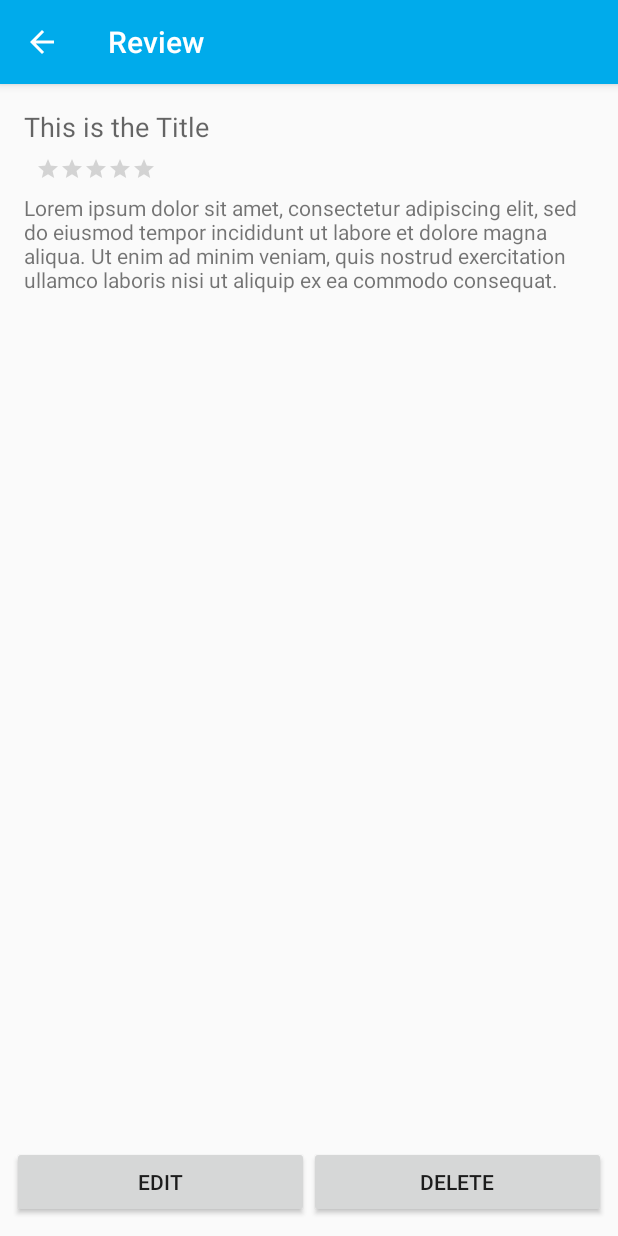
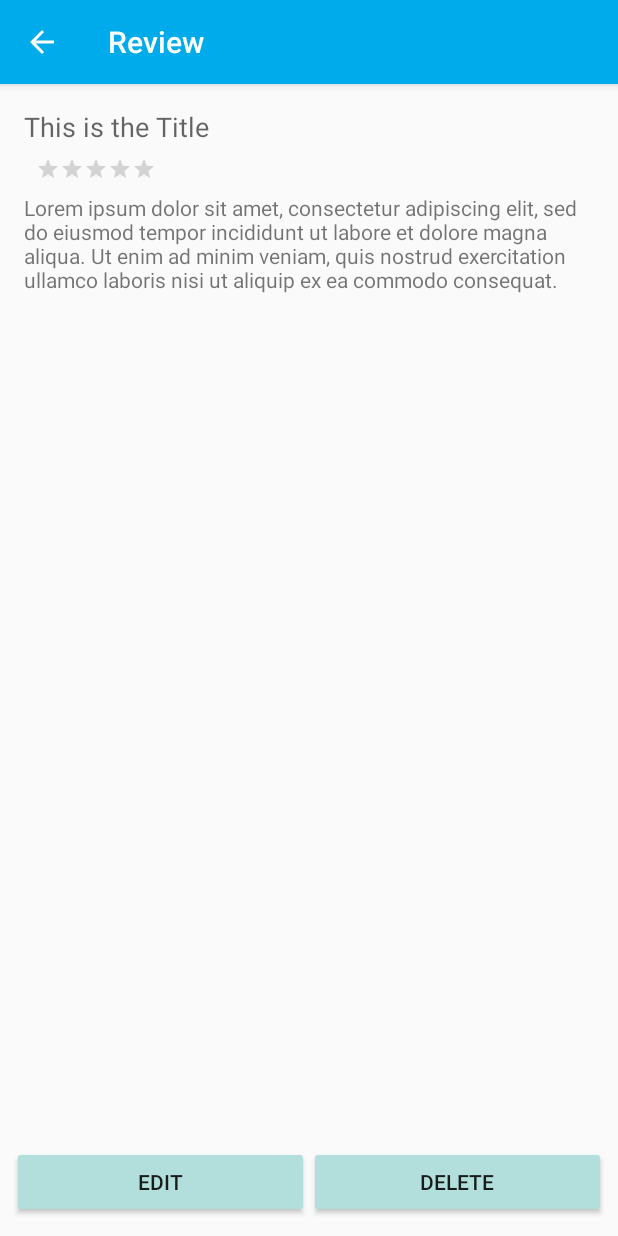
Before and after one commit to DamsithKarunaratna/android_game_reviewer, an Android app: the ViewReviewActivity screen opened directly, with no data from a screen before it, on a phone screen of 412 x 824 dp. Run offline under Robolectric (Android 15) with nearby library versions, the phone set to English and light mode, and no system bars; our stand-ins replace Firebase (no records; nobody signed in at launch, a user with empty details on screens opened directly), Room's generated code.

Commit message:
UI changes

```diff
--- a/app/src/main/res/layout/activity_view_game_details.xml
+++ b/app/src/main/res/layout/activity_view_game_details.xml
@@ -103,6 +103,7 @@
         android:layout_marginEnd="48dp"
         android:paddingStart="8dp"
         android:paddingEnd="8dp"
+        android:backgroundTint="@color/buttonTint"
         android:text="Add Review" />
 
 
--- a/app/src/main/res/layout/activity_view_review.xml
+++ b/app/src/main/res/layout/activity_view_review.xml
@@ -61,6 +61,7 @@
             android:layout_width="wrap_content"
             android:layout_height="wrap_content"
             android:layout_weight="1"
+            android:backgroundTint="@color/buttonTint"
             android:text="@string/edit_btn_txt" />
 
         <Button
@@ -68,6 +69,7 @@
             android:layout_width="wrap_content"
             android:layout_height="wrap_content"
             android:layout_weight="1"
+            android:backgroundTint="@color/buttonTint"
             android:text="@string/delete_btn_txt" />
     </LinearLayout>
 
--- a/app/src/main/res/layout/list_item_review.xml
+++ b/app/src/main/res/layout/list_item_review.xml
@@ -7,7 +7,7 @@
     android:layout_marginEnd="8dp"
     android:layout_marginStart="8dp"
     android:layout_marginTop="8dp"
-    app:cardCornerRadius="20dp"
+    app:cardCornerRadius="4dp"
     app:cardElevation="3dp">
 
     <RelativeLayout
--- a/app/src/main/res/values/colors.xml
+++ b/app/src/main/res/values/colors.xml
@@ -9,4 +9,5 @@
     <color name="loginBlueDark">#007AC5</color>
     <color name="loginText">#859AB1</color>
     <color name="loginTextLight">#AAC4E7</color>
+    <color name="buttonTint">#b2dfdb</color>
 </resources>
```
